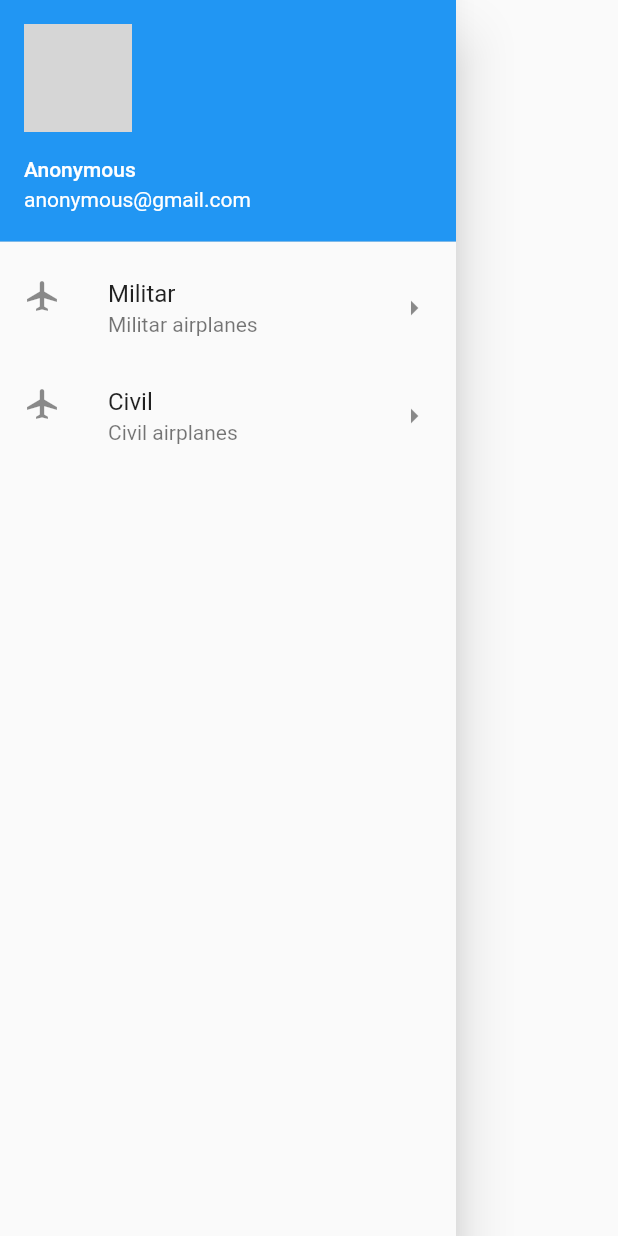
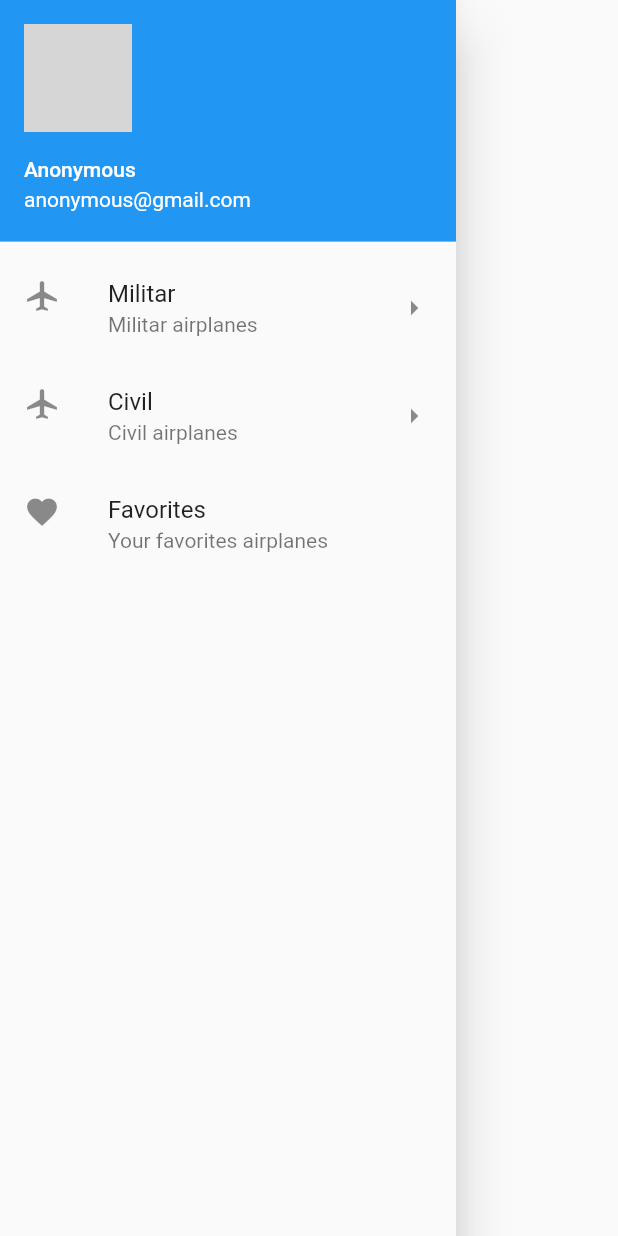
Before and after one commit to GabrielTavares99/app-airplanes-sandbox, a Flutter app: the DrawerList widget shown alone on an empty page, opened directly, on a phone screen of 412 x 824 dp. Run offline on Flutter 3.47's test engine with Material 2 defaults, Android fonts, the phone set to English and light mode, and no system bars; our stand-ins replace fluttertoast; network calls fail; grey boxes are pictures that could not be loaded.

Commit message:
drawer: adding favorite item

```diff
--- a/lib/pages/drawer_list.dart
+++ b/lib/pages/drawer_list.dart
@@ -36,6 +36,15 @@ class DrawerList extends StatelessWidget {
                 Navigator.pop(context);
               },
             ),
+            ListTile(
+              leading: Icon(Icons.favorite),
+              title: Text("Favorites"),
+              subtitle: Text("Your favorites airplanes"),
+              onTap: () {
+                print("ITEM 2");
+                Navigator.pop(context);
+              },
+            ),
           ],
         ),
       ),
```
